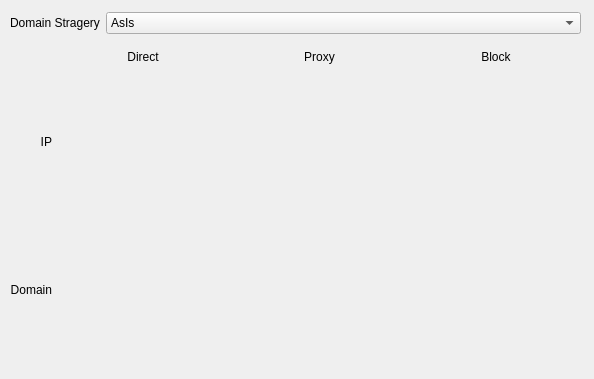
Old version of the form ui/routewidget.ui in the repository Trojan-Qt5/Trojan-Qt5.
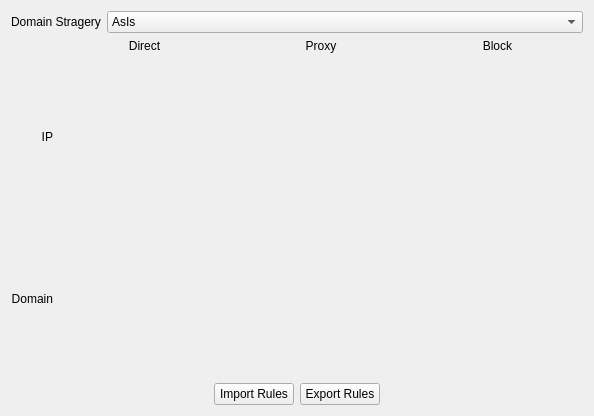
New version of the form.

Patch:
```diff
--- a/ui/routewidget.ui
+++ b/ui/routewidget.ui
@@ -7,21 +7,14 @@
     <x>0</x>
     <y>0</y>
     <width>594</width>
-    <height>379</height>
+    <height>416</height>
    </rect>
   </property>
   <property name="windowTitle">
    <string>Form</string>
   </property>
-  <widget class="QWidget" name="horizontalLayoutWidget">
-   <property name="geometry">
-    <rect>
-     <x>10</x>
-     <y>10</y>
-     <width>571</width>
-     <height>26</height>
-    </rect>
-   </property>
+  <layout class="QVBoxLayout" name="verticalLayout">
+   <item>
    <layout class="QHBoxLayout" name="horizontalLayout">
     <item>
      <widget class="QLabel" name="label">
@@ -56,16 +49,8 @@
      </widget>
     </item>
    </layout>
-  </widget>
-  <widget class="QWidget" name="layoutWidget">
-   <property name="geometry">
-    <rect>
-     <x>10</x>
-     <y>50</y>
-     <width>571</width>
-     <height>311</height>
-    </rect>
-   </property>
+   </item>
+   <item>
    <layout class="QGridLayout" name="gridLayout" rowstretch="0,1,1" columnstretch="0,1,1,1">
     <item row="0" column="3">
      <widget class="QLabel" name="label_82">
@@ -136,7 +121,52 @@
      <layout class="QGridLayout" name="directIPLayout"/>
     </item>
    </layout>
-  </widget>
+   </item>
+   <item>
+    <layout class="QHBoxLayout" name="horizontalLayout_2">
+     <item>
+      <spacer name="horizontalSpacer">
+       <property name="orientation">
+        <enum>Qt::Horizontal</enum>
+       </property>
+       <property name="sizeHint" stdset="0">
+        <size>
+         <width>40</width>
+         <height>20</height>
+        </size>
+       </property>
+      </spacer>
+     </item>
+     <item>
+      <widget class="QPushButton" name="importRulesBtn">
+       <property name="text">
+        <string>Import Rules</string>
+       </property>
+      </widget>
+     </item>
+     <item>
+      <widget class="QPushButton" name="exportRulesBtn">
+       <property name="text">
+        <string>Export Rules</string>
+       </property>
+      </widget>
+     </item>
+     <item>
+      <spacer name="horizontalSpacer_2">
+       <property name="orientation">
+        <enum>Qt::Horizontal</enum>
+       </property>
+       <property name="sizeHint" stdset="0">
+        <size>
+         <width>40</width>
+         <height>20</height>
+        </size>
+       </property>
+      </spacer>
+     </item>
+    </layout>
+   </item>
+  </layout>
  </widget>
  <resources/>
  <connections/>
```
Lines whose indentation alone changed are shown as unchanged.
